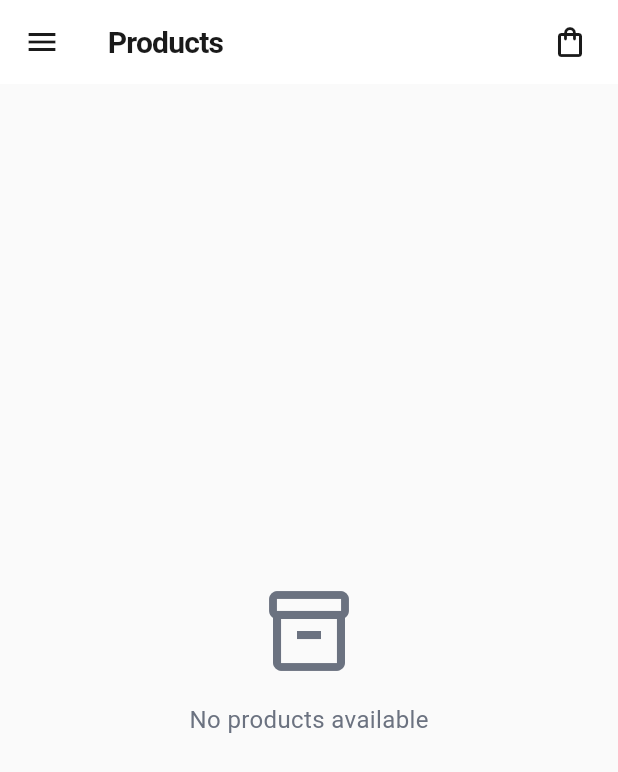
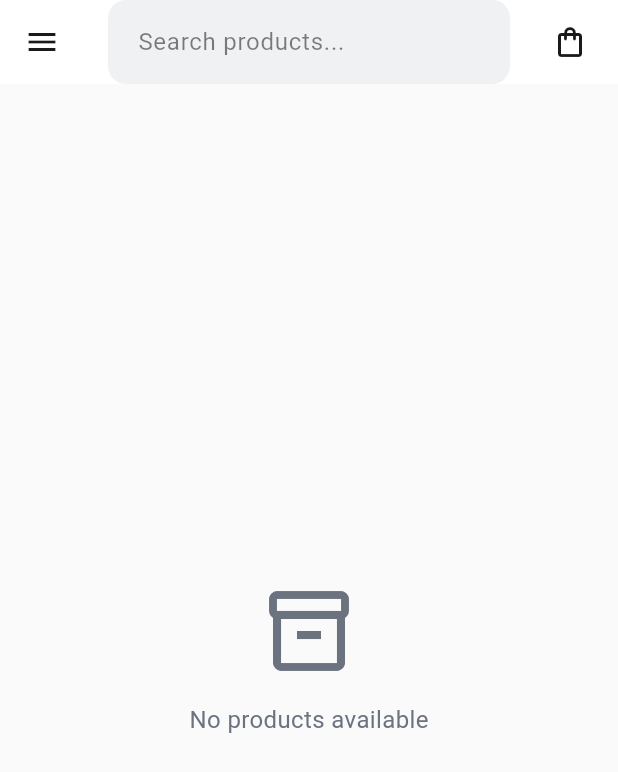
Before and after one commit to imammuhtadi/avatar_pos, a Flutter app: the screen it shows once a user with an empty profile is signed in, on a phone screen of 412 x 824 dp. Shown: the top 772 px of the screen. Run offline on Flutter 3.47's test engine with Material 3 defaults, Android fonts, the light colour scheme and no system bars; our stand-ins replace flutter_dotenv, flutter_riverpod, freezed_annotation, go_router, supabase_flutter; accounts and stored records are empty.

Commit message:
adding search product

```diff
--- a/lib/features/home/screens/home_screen.dart
+++ b/lib/features/home/screens/home_screen.dart
@@ -7,11 +7,41 @@ import 'package:avatar_pos/features/cart/index.dart';
 import 'package:avatar_pos/features/home/index.dart';
 
 /// Home screen - main dashboard for POS
-class HomeScreen extends ConsumerWidget {
+class HomeScreen extends ConsumerStatefulWidget {
   const HomeScreen({super.key});
 
   @override
-  Widget build(BuildContext context, WidgetRef ref) {
+  ConsumerState<HomeScreen> createState() => _HomeScreenState();
+}
+
+class _HomeScreenState extends ConsumerState<HomeScreen> {
+  final TextEditingController _searchController = TextEditingController();
+  String _searchQuery = '';
+
+  @override
+  void dispose() {
+    _searchController.dispose();
+    super.dispose();
+  }
+
+  List<Product> _filterProducts(List<Product> products) {
+    if (_searchQuery.isEmpty) {
+      return products;
+    }
+
+    final query = _searchQuery.toLowerCase();
+    return products.where((product) {
+      final matchesName = product.name.toLowerCase().contains(query);
+      final description = product.description;
+      final matchesDescription = description.toLowerCase().contains(query);
+      final sku = product.sku;
+      final matchesSku = sku != null && sku.toLowerCase().contains(query);
+      return matchesName || matchesDescription || matchesSku;
+    }).toList();
+  }
+
+  @override
+  Widget build(BuildContext context) {
     final productsAsync = ref.watch(productsProvider);
     final cartItemCount = ref.watch(cartItemCountProvider);
 
@@ -23,8 +53,41 @@ class HomeScreen extends ConsumerWidget {
         return Scaffold(
           backgroundColor: Theme.of(context).scaffoldBackgroundColor,
           appBar: AppBar(
-            title: const Text('Products'),
+            title: TextField(
+              controller: _searchController,
+              onChanged: (value) {
+                setState(() {
+                  _searchQuery = value;
+                });
+              },
+              decoration: InputDecoration(
+                hintText: 'Search products...',
+                border: InputBorder.none,
+                hintStyle: TextStyle(
+                  color: Theme.of(context).brightness == Brightness.dark
+                      ? Colors.white.withOpacity(0.5)
+                      : Colors.black.withOpacity(0.5),
+                ),
+              ),
+              style: TextStyle(
+                color: Theme.of(context).brightness == Brightness.dark
+                    ? Colors.white
+                    : Colors.black,
+              ),
+            ),
             actions: [
+              // Clear search button
+              if (_searchQuery.isNotEmpty)
+                IconButton(
+                  icon: const Icon(Icons.clear),
+                  onPressed: () {
+                    setState(() {
+                      _searchController.clear();
+                      _searchQuery = '';
+                    });
+                  },
+                  tooltip: 'Clear search',
+                ),
               // Only show cart button on smaller screens
               if (!showCartPanel)
                 Padding(
@@ -84,21 +147,37 @@ class HomeScreen extends ConsumerWidget {
                   Expanded(
                     child: productsAsync.when(
                       data: (products) {
-                        if (products.isEmpty) {
+                        final filteredProducts = _filterProducts(products);
+
+                        if (filteredProducts.isEmpty) {
                           return Center(
                             child: Column(
                               mainAxisAlignment: MainAxisAlignment.center,
                               children: [
                                 Icon(
-                                  Icons.inventory_2_outlined,
+                                  _searchQuery.isEmpty
+                                      ? Icons.inventory_2_outlined
+                                      : Icons.search_off,
                                   size: 64,
                                   color: AppTheme.neutralDark,
                                 ),
                                 const SizedBox(height: 16),
                                 Text(
-                                  'No products available',
+                                  _searchQuery.isEmpty
+                                      ? 'No products available'
+                                      : 'No products found',
                                   style: TextStyle(fontSize: 16, color: AppTheme.neutralDark),
                                 ),
+                                if (_searchQuery.isNotEmpty) ...[
+                                  const SizedBox(height: 8),
+                                  Text(
+                                    'Try searching with different keywords',
+                                    style: TextStyle(
+                                      fontSize: 14,
+                                      color: AppTheme.neutralDark.withOpacity(0.7),
+                                    ),
+                                  ),
+                                ],
                               ],
                             ),
                           );
@@ -139,9 +218,9 @@ class HomeScreen extends ConsumerWidget {
                                 crossAxisSpacing: 20,
                                 mainAxisSpacing: 20,
                               ),
-                              itemCount: products.length,
+                              itemCount: filteredProducts.length,
                               itemBuilder: (context, index) {
-                                return ProductCard(product: products[index]);
+                                return ProductCard(product: filteredProducts[index]);
                               },
                             );
                           },
```
